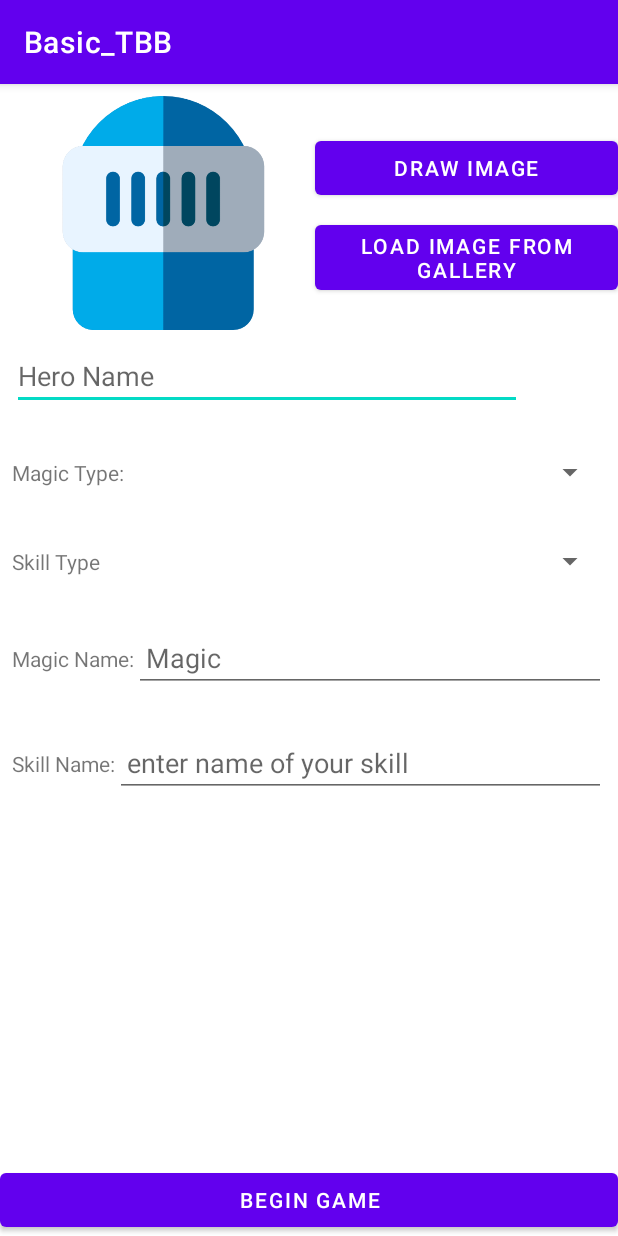
After one commit to ebao0317/Turn-Based-Drawing-RPG, an Android app: the CreateCharacterActivity screen opened directly, with no data from a screen before it, on a phone screen of 412 x 824 dp. The commit adds this screen. Run offline under Robolectric (Android 15) with nearby library versions, the phone set to English and light mode, and no system bars; pictures from the network do not load; 19 statements that could not run were skipped.

Commit message:
working on allowing users to customize characters

```diff
--- a/app/src/main/AndroidManifest.xml
+++ b/app/src/main/AndroidManifest.xml
@@ -12,6 +12,9 @@
         android:roundIcon="@mipmap/ic_launcher_round"
         android:supportsRtl="true"
         android:theme="@style/Theme.Basic_TBB">
+        <activity
+            android:name=".CreateCharacterActivity"
+            android:exported="false" />
         <activity
             android:name=".PaintActivity"
             android:exported="false" />
--- a/app/src/main/java/com/example/basic_tbb/Archer.java
+++ b/app/src/main/java/com/example/basic_tbb/Archer.java
@@ -47,7 +47,7 @@ public class Archer extends Hero implements Serializable {
         int damage;
         System.out.println(name + " used True Shot");
         System.out.println("Your aim never fails you!");
-        damage  = random.nextInt(100 - 60) + 60;
+        damage = random.nextInt(100 - 60) + 60;
         enemy.damageLastTaken = damage;
         minDmgRange = 60;
         maxDmgRange = 100;
--- /dev/null
+++ b/app/src/main/java/com/example/basic_tbb/CreateCharacterActivity.java
@@ -0,0 +1,191 @@
+package com.example.basic_tbb;
+
+import androidx.appcompat.app.AppCompatActivity;
+
+import android.content.Context;
+import android.content.Intent;
+import android.net.Uri;
+import android.os.Bundle;
+import android.provider.MediaStore;
+import android.text.Editable;
+import android.text.TextWatcher;
+import android.view.View;
+import android.widget.AdapterView;
+import android.widget.ArrayAdapter;
+import android.widget.Button;
+import android.widget.EditText;
+import android.widget.ImageView;
+import android.widget.Spinner;
+import android.widget.Toast;
+
+public class CreateCharacterActivity extends AppCompatActivity implements AdapterView.OnItemSelectedListener {
+
+    private ImageView heroImage;
+    private Button drawImage;
+    private Button loadImage;
+    private EditText heroName;
+    private Spinner magicSpinner;
+    private Spinner skillSpinner;
+    private EditText magicName;
+    private EditText skillName;
+    private Button beginGame;
+
+    CustomHero hero;
+
+    @Override
+    protected void onCreate(Bundle savedInstanceState) {
+        super.onCreate(savedInstanceState);
+        setContentView(R.layout.activity_create_character);
+
+        heroImage.findViewById(R.id.hero_image);
+        drawImage.findViewById(R.id.draw_image);
+        loadImage.findViewById(R.id.load_image);
+        heroName.findViewById(R.id.hero_name);
+        magicSpinner.findViewById(R.id.magic_spinner);
+        skillSpinner.findViewById(R.id.skill_spinner);
+        magicName.findViewById(R.id.magic_name);
+        skillName.findViewById(R.id.skill_name);
+        beginGame.findViewById(R.id.begin_game);
+
+        drawImage.setOnClickListener(new View.OnClickListener() {
+            @Override
+            public void onClick(View view) {
+                Intent intent = new Intent(CreateCharacterActivity.this, PaintActivity.class);
+                startActivity(intent);
+            }
+        });
+
+        loadImage.setOnClickListener(new View.OnClickListener() {
+            @Override
+            public void onClick(View view) {
+                //create an intent for going to the gallery
+                Intent gallery = new Intent(Intent.ACTION_PICK, MediaStore.Images.Media.EXTERNAL_CONTENT_URI);
+                startActivityForResult(gallery, 3);
+            }
+        });
+
+        heroName.addTextChangedListener(new TextWatcher() {
+            @Override
+            public void beforeTextChanged(CharSequence charSequence, int i, int i1, int i2) {
+                //not used
+            }
+
+            @Override
+            public void onTextChanged(CharSequence charSequence, int i, int i1, int i2) {
+                hero.setHeroName(charSequence.toString());
+            }
+
+            @Override
+            public void afterTextChanged(Editable editable) {
+                //not used
+            }
+        });
+
+        //both spinners use the same overridden method 'onItemSelected()'
+        ArrayAdapter<CharSequence> magicAdapter = ArrayAdapter.createFromResource(this, R.array.magicTypes, android.R.layout.simple_spinner_item);
+        magicAdapter.setDropDownViewResource(android.R.layout.simple_spinner_dropdown_item);
+        magicSpinner.setAdapter(magicAdapter);
+        magicSpinner.setOnItemSelectedListener(this);
+
+        ArrayAdapter<CharSequence> skillAdapter = ArrayAdapter.createFromResource(this, R.array.skillTypes, android.R.layout.simple_spinner_item);
+        skillAdapter.setDropDownViewResource(android.R.layout.simple_spinner_dropdown_item);
+        skillSpinner.setAdapter(skillAdapter);
+        skillSpinner.setOnItemSelectedListener(this);
+
+        magicName.addTextChangedListener(new TextWatcher() {
+            @Override
+            public void beforeTextChanged(CharSequence charSequence, int i, int i1, int i2) {
+                //not used
+            }
+
+            @Override
+            public void onTextChanged(CharSequence charSequence, int i, int i1, int i2) {
+                hero.setMagicName(charSequence.toString());
+            }
+
+            @Override
+            public void afterTextChanged(Editable editable) {
+                //not used
+            }
+        });
+
+        skillName.addTextChangedListener(new TextWatcher() {
+            @Override
+            public void beforeTextChanged(CharSequence charSequence, int i, int i1, int i2) {
+                //not used
+            }
+
+            @Override
+            public void onTextChanged(CharSequence charSequence, int i, int i1, int i2) {
+                hero.setSpecialSkillEffect(charSequence.toString());
+            }
+
+            @Override
+            public void afterTextChanged(Editable editable) {
+
+
+            }
+        });
+
+        beginGame.setOnClickListener(new View.OnClickListener() {
+            @Override
+            public void onClick(View view) {
+                Intent intent = new Intent(CreateCharacterActivity.this, MainActivity.class);
+                intent.putExtra("custom character", hero);
+
+                startActivity(intent);
+            }
+        });
+        }
+
+    //this method gets called after the user exits the gallery
+    @Override
+    protected void onActivityResult(int requestCode, int resultCode, Intent data)
+    {
+        super.onActivityResult(requestCode,resultCode,data);
+
+        if(resultCode == RESULT_OK && data != null)
+        {
+            Uri selectedImage = data.getData();
+            setHeroImage(selectedImage);
+
+        }
+        else
+            outputToast("Please Select a character before continuing");
+    }
+
+    private void setHeroImage(Uri image)
+    {
+        heroImage.setImageURI(image);
+    }
+
+    // Outputs a toast with message passed in as pram
+    private void outputToast(String message)
+    {
+        Context context = getApplicationContext();
+        int duration = Toast.LENGTH_SHORT;
+
+        Toast toast = Toast.makeText(context, message, duration);
+        toast.show();
+    }
+
+    //method called when the user is interacting with a spinner
+    //collects user's selection and changes hero accordingly
+    @Override
+    public void onItemSelected(AdapterView<?> parent, View view, int position, long id) {
+        String selectedItem = parent.getItemAtPosition(position).toString();
+        switch(parent.getId())
+        {
+            case R.id.magic_spinner:
+                hero.setMagicType(selectedItem);
+                break;
+            case R.id.skill_spinner:
+                hero.setSpecialSkillType(selectedItem);
+                break;
+        }
+    }
+    @Override
+    public void onNothingSelected(AdapterView<?> adapterView) {
+        //not used
+    }
+}
--- a/app/src/main/java/com/example/basic_tbb/Hero.java
+++ b/app/src/main/java/com/example/basic_tbb/Hero.java
@@ -10,10 +10,4 @@ abstract public class Hero extends DungeonCharacter implements Serializable {
     abstract public void specialSkill(DungeonCharacter enemy);
     abstract public void magic(DungeonCharacter enemy);
 
-    public void getHeroName() {
-        Scanner kb = new Scanner(System.in);
-        System.out.println("Dear Hero, what is your name?");
-        name = kb.nextLine();
-    }
-
 }
--- /dev/null
+++ b/app/src/main/res/layout/activity_create_character.xml
@@ -0,0 +1,156 @@
+<?xml version="1.0" encoding="utf-8"?>
+<androidx.constraintlayout.widget.ConstraintLayout xmlns:android="http://schemas.android.com/apk/res/android"
+    xmlns:app="http://schemas.android.com/apk/res-auto"
+    xmlns:tools="http://schemas.android.com/tools"
+    android:layout_width="match_parent"
+    android:layout_height="match_parent"
+    tools:context=".CreateCharacterActivity">
+
+    <Button
+        android:id="@+id/begin_game"
+        android:layout_width="0dp"
+        android:layout_height="wrap_content"
+        android:text="Begin Game"
+        app:layout_constraintBottom_toBottomOf="parent"
+        app:layout_constraintEnd_toEndOf="parent"
+        app:layout_constraintStart_toStartOf="parent" />
+
+    <ImageView
+        android:id="@+id/hero_image"
+        android:layout_width="0dp"
+        android:layout_height="156dp"
+        android:layout_marginStart="8dp"
+        android:layout_marginTop="8dp"
+        app:layout_constraintEnd_toStartOf="@+id/draw_image"
+        app:layout_constraintStart_toStartOf="parent"
+        app:layout_constraintTop_toTopOf="parent"
+        app:srcCompat="@drawable/warrior" />
+
+    <EditText
+        android:id="@+id/hero_name"
+        android:layout_width="0dp"
+        android:layout_height="wrap_content"
+        android:layout_marginStart="8dp"
+        android:layout_marginTop="8dp"
+        android:layout_marginEnd="64dp"
+        android:hint="@string/hero_name"
+        app:layout_constraintEnd_toEndOf="parent"
+        app:layout_constraintStart_toStartOf="parent"
+        app:layout_constraintTop_toBottomOf="@+id/hero_image" />
+
+    <TextView
+        android:id="@+id/magic_type"
+        android:layout_width="wrap_content"
+        android:layout_height="wrap_content"
+        android:layout_marginStart="8dp"
+        android:layout_marginTop="24dp"
+        android:paddingVertical="8dp"
+        android:text="Magic Type:"
+        app:layout_constraintBottom_toTopOf="@+id/skill_type"
+        app:layout_constraintEnd_toStartOf="@+id/magic_spinner"
+        app:layout_constraintStart_toStartOf="parent"
+        app:layout_constraintTop_toBottomOf="@+id/hero_name" />
+
+    <Button
+        android:id="@+id/draw_image"
+        android:layout_width="0dp"
+        android:layout_height="wrap_content"
+        android:layout_marginTop="32dp"
+        android:text="Draw Image"
+        app:layout_constraintEnd_toEndOf="parent"
+        app:layout_constraintHorizontal_bias="0.0"
+        app:layout_constraintStart_toEndOf="@+id/hero_image"
+        app:layout_constraintTop_toTopOf="parent" />
+
+    <Button
+        android:id="@+id/load_image"
+        android:layout_width="0dp"
+        android:layout_height="wrap_content"
+        android:layout_marginTop="8dp"
+        android:text="Load Image from gallery"
+        app:layout_constraintEnd_toEndOf="parent"
+        app:layout_constraintStart_toEndOf="@+id/hero_image"
+        app:layout_constraintTop_toBottomOf="@+id/draw_image" />
+
+    <Spinner
+        android:id="@+id/magic_spinner"
+        android:layout_width="0dp"
+        android:layout_height="35dp"
+        android:layout_marginTop="24dp"
+        android:layout_marginEnd="8dp"
+        app:layout_constraintEnd_toEndOf="parent"
+        app:layout_constraintStart_toEndOf="@+id/magic_type"
+        app:layout_constraintTop_toBottomOf="@+id/hero_name" />
+
+    <TextView
+        android:id="@+id/skill_type"
+        android:layout_width="wrap_content"
+        android:layout_height="wrap_content"
+        android:layout_marginStart="8dp"
+        android:layout_marginTop="24dp"
+        android:layout_marginBottom="24dp"
+        android:paddingVertical="8dp"
+        android:text="Skill Type"
+        app:layout_constraintBottom_toTopOf="@+id/magic_name"
+        app:layout_constraintEnd_toStartOf="@+id/skill_spinner"
+        app:layout_constraintStart_toStartOf="parent"
+        app:layout_constraintTop_toBottomOf="@+id/magic_type" />
+
+    <Spinner
+        android:id="@+id/skill_spinner"
+        android:layout_width="0dp"
+        android:layout_height="35dp"
+        android:layout_marginTop="24dp"
+        android:layout_marginEnd="8dp"
+        app:layout_constraintEnd_toEndOf="parent"
+        app:layout_constraintStart_toEndOf="@+id/skill_type"
+        app:layout_constraintTop_toBottomOf="@+id/magic_type" />
+
+    <TextView
+        android:id="@+id/magic_name"
+        android:layout_width="wrap_content"
+        android:layout_height="wrap_content"
+        android:layout_marginStart="8dp"
+        android:layout_marginTop="24dp"
+        android:paddingVertical="13dp"
+        android:text="Magic Name:"
+        app:layout_constraintEnd_toStartOf="@+id/enter_magic_name"
+        app:layout_constraintStart_toStartOf="parent"
+        app:layout_constraintTop_toBottomOf="@+id/skill_type" />
+
+    <TextView
+        android:id="@+id/skill_name"
+        android:layout_width="wrap_content"
+        android:layout_height="wrap_content"
+        android:layout_marginStart="8dp"
+        android:layout_marginTop="24dp"
+        android:paddingVertical="13dp"
+        android:text="Skill Name:"
+        app:layout_constraintEnd_toStartOf="@+id/enter_skill_name"
+        app:layout_constraintStart_toStartOf="parent"
+        app:layout_constraintTop_toBottomOf="@+id/magic_name" />
+
+    <EditText
+        android:id="@+id/enter_magic_name"
+        android:layout_width="0dp"
+        android:layout_height="wrap_content"
+        android:layout_marginTop="24dp"
+        android:layout_marginEnd="8dp"
+        android:hint="@string/magic"
+        android:paddingHorizontal="8dp"
+        app:layout_constraintEnd_toEndOf="parent"
+        app:layout_constraintStart_toEndOf="@+id/magic_name"
+        app:layout_constraintTop_toBottomOf="@+id/skill_spinner" />
+
+    <EditText
+        android:id="@+id/enter_skill_name"
+        android:layout_width="0dp"
+        android:layout_height="wrap_content"
+        android:layout_marginTop="24dp"
+        android:layout_marginEnd="8dp"
+        android:hint="@string/enter_name_of_your_skill"
+        android:paddingHorizontal="8dp"
+        app:layout_constraintEnd_toEndOf="parent"
+        app:layout_constraintStart_toEndOf="@+id/skill_name"
+        app:layout_constraintTop_toBottomOf="@+id/magic_name" />
+</androidx.constraintlayout.widget.ConstraintLayout>
--- a/app/src/main/res/values/strings.xml
+++ b/app/src/main/res/values/strings.xml
@@ -9,4 +9,20 @@
 
     <string name="hello_first_fragment">Hello first fragment</string>
     <string name="hello_second_fragment">Hello second fragment. Arg: %1$s</string>
+    <string name="hero_name">Hero Name</string>
+    <string name="magic">Magic</string>
+    <string name="skill">Skill</string>
+    <string name="enter_name_of_your_skill">enter name of your skill</string>
+
+    <string-array name="magicTypes">
+        <item>Support Magic</item>
+        <item>Offense Magic</item>
+        <item>Defense Magic</item>
+    </string-array>
+
+    <string-array name="skillTypes">
+        <item>Heavy Attack</item>
+        <item>Rush Attack</item>
+        <item>Accurate Attack</item>
+    </string-array>
 </resources>
```
Also changed, not shown: app/src/main/java/com/example/basic_tbb/ChooseCharacterScreen.java (+4 -45 lines), app/src/main/java/com/example/basic_tbb/CustomHero.java (+103 -8 lines), app/src/main/java/com/example/basic_tbb/MainActivity.java (+7 -3 lines).
